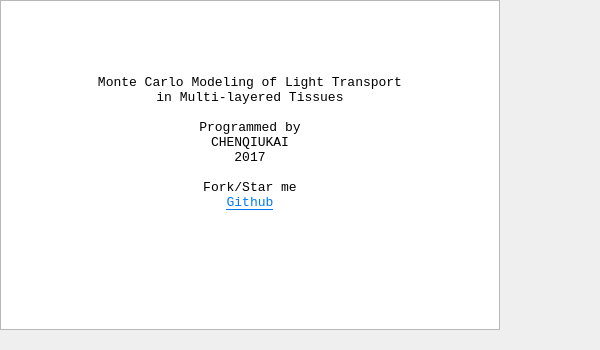
This is mainwidgets/about.ui in SimonCqk/Photon_Propagation_Simulation as Qt 5 draws it before an edit. The edited form follows.
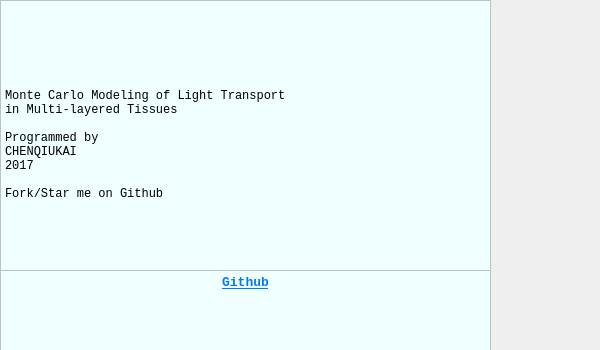
This is the edited form.

Commit message: some adjudgement of [ about page ]

```diff
--- a/mainwidgets/about.ui
+++ b/mainwidgets/about.ui
@@ -17,9 +17,9 @@
    <property name="geometry">
     <rect>
      <x>0</x>
-     <y>0</y>
-     <width>500</width>
-     <height>330</height>
+     <y>270</y>
+     <width>491</width>
+     <height>81</height>
     </rect>
    </property>
    <property name="font">
@@ -32,28 +32,51 @@
     </font>
    </property>
    <property name="styleSheet">
-    <string notr="true">font: 10pt &quot;Consolas&quot;;
-font-family: &quot;Consolas&quot;;</string>
+    <string notr="true">background-color:rgb(240,255,255);</string>
    </property>
    <property name="html">
     <string>&lt;!DOCTYPE HTML PUBLIC &quot;-//W3C//DTD HTML 4.0//EN&quot; &quot;http://www.w3.org/TR/REC-html40/strict.dtd&quot;&gt;
 &lt;html&gt;&lt;head&gt;&lt;meta name=&quot;qrichtext&quot; content=&quot;1&quot; /&gt;&lt;style type=&quot;text/css&quot;&gt;
 p, li { white-space: pre-wrap; }
 &lt;/style&gt;&lt;/head&gt;&lt;body style=&quot; font-family:'Consolas'; font-size:10pt; font-weight:400; font-style:normal;&quot;&gt;
-&lt;p align=&quot;center&quot; style=&quot;-qt-paragraph-type:empty; margin-top:0px; margin-bottom:0px; margin-left:0px; margin-right:0px; -qt-block-indent:0; text-indent:0px; font-family:'SimSun'; font-size:9pt;&quot;&gt;&lt;br /&gt;&lt;/p&gt;
-&lt;p align=&quot;center&quot; style=&quot;-qt-paragraph-type:empty; margin-top:0px; margin-bottom:0px; margin-left:0px; margin-right:0px; -qt-block-indent:0; text-indent:0px; font-family:'SimSun'; font-size:9pt;&quot;&gt;&lt;br /&gt;&lt;/p&gt;
-&lt;p align=&quot;center&quot; style=&quot;-qt-paragraph-type:empty; margin-top:0px; margin-bottom:0px; margin-left:0px; margin-right:0px; -qt-block-indent:0; text-indent:0px; font-family:'SimSun'; font-size:9pt;&quot;&gt;&lt;br /&gt;&lt;/p&gt;
-&lt;p align=&quot;center&quot; style=&quot;-qt-paragraph-type:empty; margin-top:0px; margin-bottom:0px; margin-left:0px; margin-right:0px; -qt-block-indent:0; text-indent:0px; font-family:'SimSun'; font-size:9pt;&quot;&gt;&lt;br /&gt;&lt;/p&gt;
-&lt;p align=&quot;center&quot; style=&quot;-qt-paragraph-type:empty; margin-top:0px; margin-bottom:0px; margin-left:0px; margin-right:0px; -qt-block-indent:0; text-indent:0px; font-family:'SimSun'; font-size:9pt;&quot;&gt;&lt;br /&gt;&lt;/p&gt;
-&lt;p align=&quot;center&quot; style=&quot; margin-top:0px; margin-bottom:0px; margin-left:0px; margin-right:0px; -qt-block-indent:0; text-indent:0px;&quot;&gt;&lt;span style=&quot; font-family:'SimSun';&quot;&gt;Monte Carlo Modeling of Light Transport&lt;/span&gt;&lt;/p&gt;
-&lt;p align=&quot;center&quot; style=&quot; margin-top:0px; margin-bottom:0px; margin-left:0px; margin-right:0px; -qt-block-indent:0; text-indent:0px;&quot;&gt;&lt;span style=&quot; font-family:'SimSun';&quot;&gt;in Multi-layered Tissues&lt;/span&gt;&lt;/p&gt;
-&lt;p align=&quot;center&quot; style=&quot;-qt-paragraph-type:empty; margin-top:0px; margin-bottom:0px; margin-left:0px; margin-right:0px; -qt-block-indent:0; text-indent:0px; font-family:'SimSun';&quot;&gt;&lt;br /&gt;&lt;/p&gt;
-&lt;p align=&quot;center&quot; style=&quot; margin-top:0px; margin-bottom:0px; margin-left:0px; margin-right:0px; -qt-block-indent:0; text-indent:0px;&quot;&gt;&lt;span style=&quot; font-family:'SimSun';&quot;&gt;Programmed by&lt;/span&gt;&lt;/p&gt;
-&lt;p align=&quot;center&quot; style=&quot; margin-top:0px; margin-bottom:0px; margin-left:0px; margin-right:0px; -qt-block-indent:0; text-indent:0px;&quot;&gt;&lt;span style=&quot; font-family:'SimSun';&quot;&gt;CHENQIUKAI&lt;/span&gt;&lt;/p&gt;
-&lt;p align=&quot;center&quot; style=&quot; margin-top:0px; margin-bottom:0px; margin-left:0px; margin-right:0px; -qt-block-indent:0; text-indent:0px;&quot;&gt;&lt;span style=&quot; font-family:'SimSun';&quot;&gt;2017&lt;/span&gt;&lt;/p&gt;
-&lt;p align=&quot;center&quot; style=&quot;-qt-paragraph-type:empty; margin-top:0px; margin-bottom:0px; margin-left:0px; margin-right:0px; -qt-block-indent:0; text-indent:0px; font-family:'SimSun';&quot;&gt;&lt;br /&gt;&lt;/p&gt;
-&lt;p align=&quot;center&quot; style=&quot; margin-top:0px; margin-bottom:0px; margin-left:0px; margin-right:0px; -qt-block-indent:0; text-indent:0px;&quot;&gt;&lt;span style=&quot; font-family:'SimSun';&quot;&gt;Fork/Star me&lt;/span&gt;&lt;/p&gt;
-&lt;p align=&quot;center&quot; style=&quot; margin-top:0px; margin-bottom:0px; margin-left:0px; margin-right:0px; -qt-block-indent:0; text-indent:0px;&quot;&gt;&lt;a href=&quot;https://github.com/SimonCqk/Model_of_LightTransport&quot;&gt;&lt;span style=&quot; font-family:'SimSun'; text-decoration: underline; color:#007af4;&quot;&gt;Github&lt;/span&gt;&lt;/a&gt;&lt;/p&gt;&lt;/body&gt;&lt;/html&gt;</string>
+&lt;p align=&quot;center&quot; style=&quot; margin-top:0px; margin-bottom:0px; margin-left:0px; margin-right:0px; -qt-block-indent:0; text-indent:0px;&quot;&gt;&lt;a href=&quot;https://github.com/SimonCqk/Model_of_LightTransport&quot;&gt;&lt;span style=&quot; font-family:'SimSun'; font-weight:600; text-decoration: underline; color:#007af4;&quot;&gt;Github&lt;/span&gt;&lt;/a&gt;&lt;/p&gt;&lt;/body&gt;&lt;/html&gt;</string>
+   </property>
+  </widget>
+  <widget class="QPlainTextEdit" name="plainTextEdit">
+   <property name="geometry">
+    <rect>
+     <x>0</x>
+     <y>0</y>
+     <width>491</width>
+     <height>271</height>
+    </rect>
+   </property>
+   <property name="font">
+    <font>
+     <family>Consolas</family>
+    </font>
+   </property>
+   <property name="styleSheet">
+    <string notr="true">background-color:rgb(240,255,255);</string>
+   </property>
+   <property name="readOnly">
+    <bool>false</bool>
+   </property>
+   <property name="plainText">
+    <string>
+
+
+
+
+
+Monte Carlo Modeling of Light Transport
+in Multi-layered Tissues
+
+Programmed by
+CHENQIUKAI
+2017
+
+Fork/Star me on Github</string>
    </property>
   </widget>
  </widget>
```
The commit also changes 2 other files.
